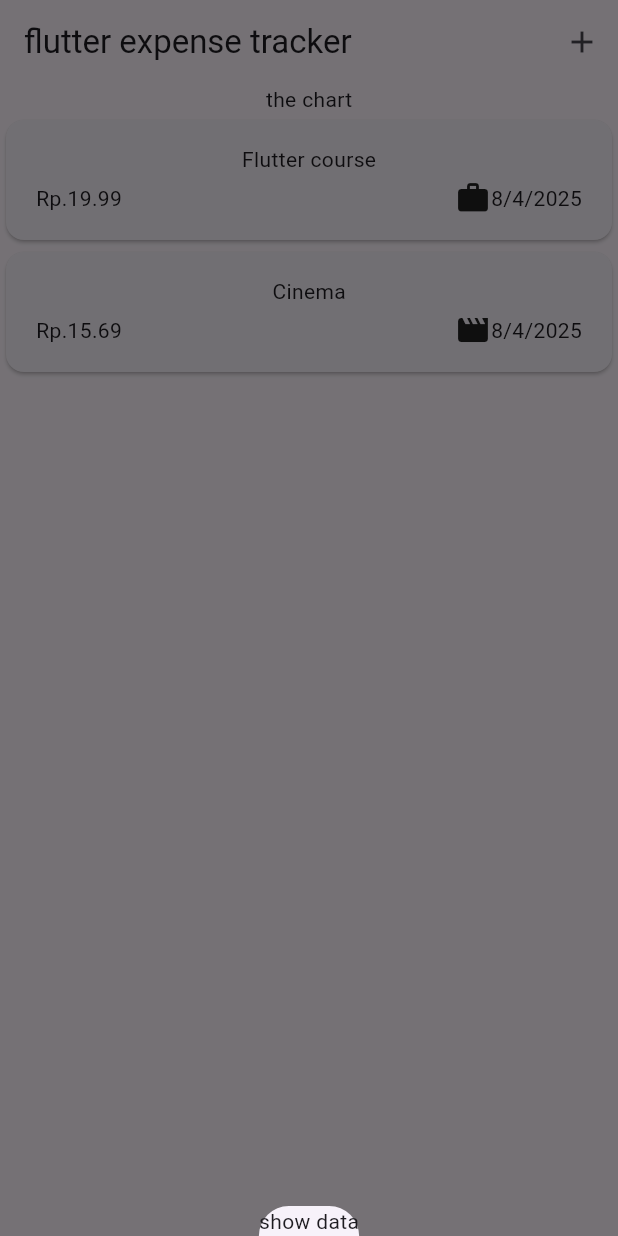
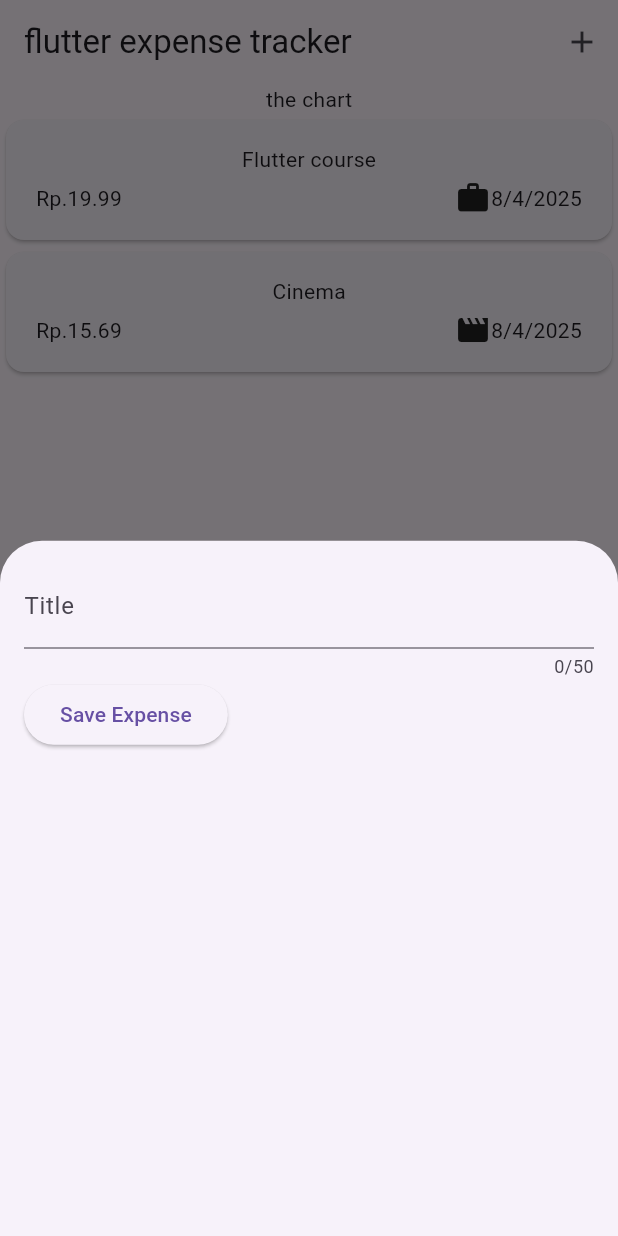
Before and after one commit to TommyPurba/expanse_tracker, a Flutter app: the screen it shows after launch, after a tap on the "add" icon, on a phone screen of 412 x 824 dp. Run offline on Flutter 3.47's test engine with Material 3 defaults, Android fonts, the phone set to English and light mode, and no system bars.

Commit message:
add submit when text input has inputed

```diff
--- a/lib/widgets/expense.dart
+++ b/lib/widgets/expense.dart
@@ -1,6 +1,7 @@
 import 'package:flutter/material.dart';
 import 'package:thefour/widgets/expenses-list/expenselist.dart';
 import 'package:thefour/models/expense.dart';
+import 'package:thefour/widgets/new_expense.dart';
 
 
 class Expense extends StatefulWidget{
@@ -30,7 +31,7 @@ class _ExpenseState extends State<Expense>{
   ];
 
   void _openAddExpanseOverlay(){
-    showModalBottomSheet(context: context, builder: (ctx)=>Text('show data'),);
+    showModalBottomSheet(context: context, builder: (ctx)=>NewExpense(),);
   }
 
 
--- /dev/null
+++ b/lib/widgets/new_expense.dart
@@ -0,0 +1,44 @@
+import 'package:flutter/material.dart';
+
+class NewExpense extends StatefulWidget {
+const NewExpense ({super.key});
+
+@override
+  State<NewExpense> createState() {
+   return _NewExpenseState();
+  }
+
+}
+
+class _NewExpenseState extends State<NewExpense>{
+  var _enteredTitle = '';
+
+  void _saveInputTitle(String inputValue){
+    _enteredTitle = inputValue ;
+  }
+  @override
+  Widget build(BuildContext context) {
+   return Padding(
+    padding: EdgeInsets.all(16),
+    child: Column(
+      children: [
+        TextField(
+          onChanged: _saveInputTitle,
+          maxLength: 50,
+          decoration: InputDecoration(
+            label: Text("Title")
+          ),
+        ),
+        Row(
+          children: [
+            ElevatedButton(onPressed: (){
+              print(_enteredTitle);
+            },
+            child: Text('Save Expense'))
+          ],
+        ),
+      ],
+    ),
+    );
+  }
+}
```
